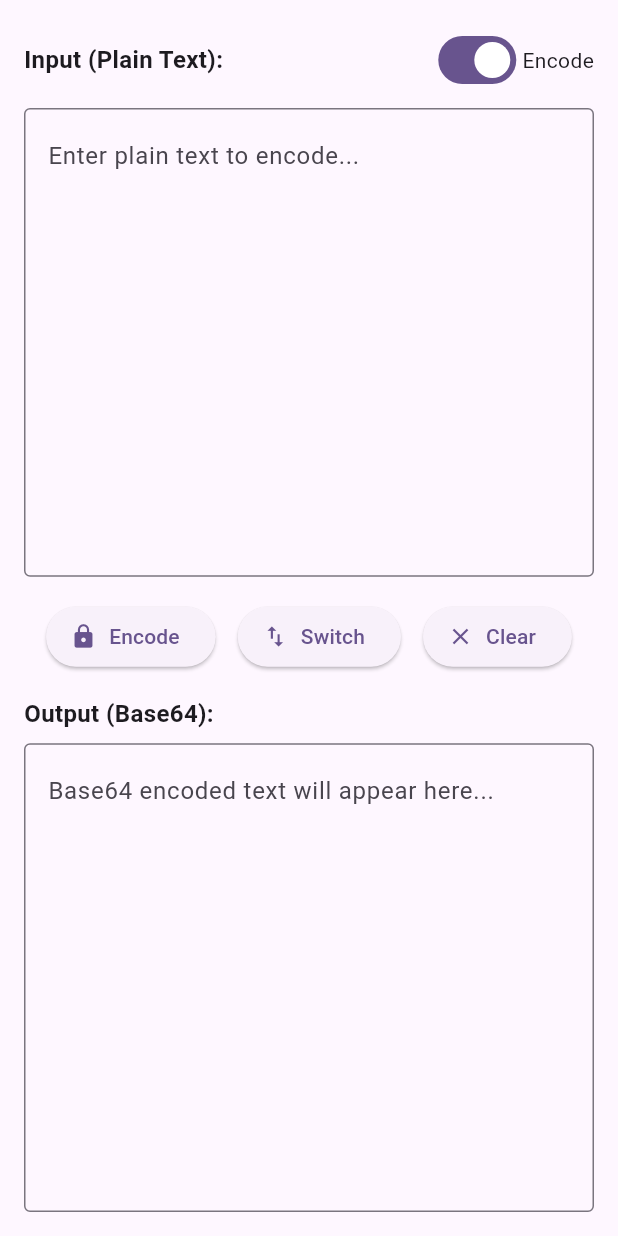
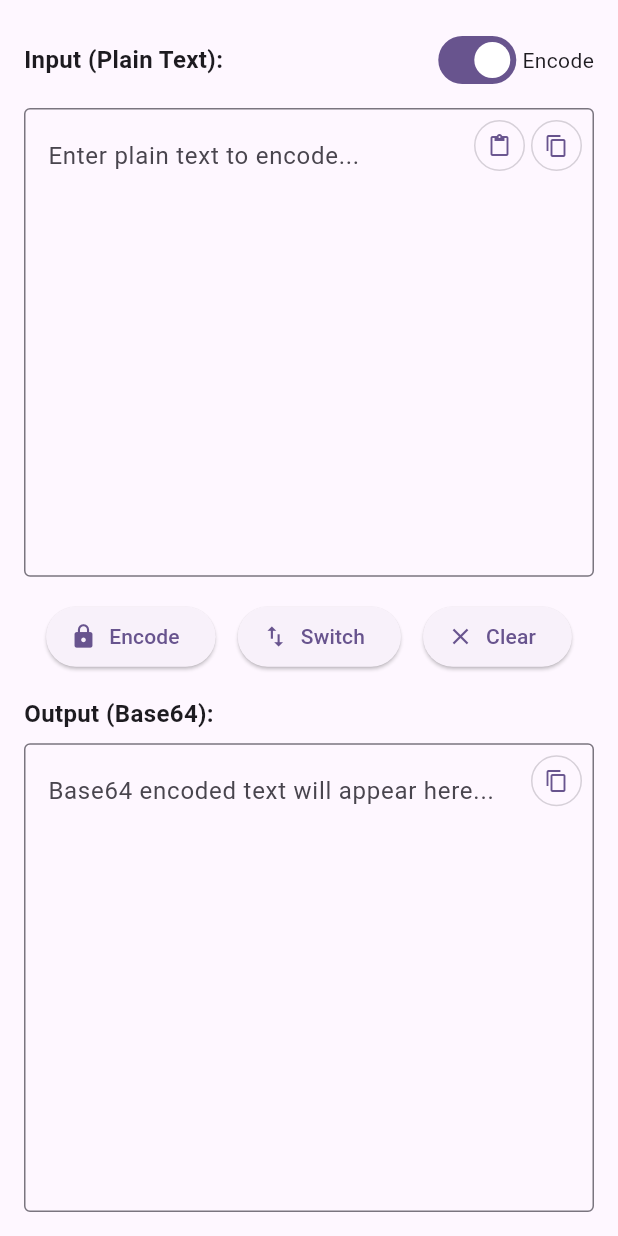
Before and after one commit to sutanto1010/devtools, a Flutter app: the Base64Screen screen opened directly, on a phone screen of 412 x 824 dp. Run offline on Flutter 3.47's test engine with Material 3 defaults, Android fonts, the phone set to English and light mode, and no system bars; our stand-ins replace file_picker, package_info_plus, sqflite, webview_flutter, yaml; missing offline and left inert: encrypt, network_tools, openpgp, pro_image_editor, screen_capturer, super_clipboard and 3 more; accounts and stored records are empty.

Commit message:
feat(base64_screen): add clipboard functionality to text fields
Add paste and copy buttons to input and output text fields to improve user experience

```diff
--- a/lib/screens/base64_screen.dart
+++ b/lib/screens/base64_screen.dart
@@ -1,4 +1,5 @@
 import 'package:flutter/material.dart';
+import 'package:flutter/services.dart';
 import 'dart:convert';
 
 class Base64Screen extends StatefulWidget {
@@ -82,6 +83,143 @@ class _Base64ScreenState extends State<Base64Screen> {
     });
   }
 
+  Future<void> _pasteFromClipboard() async {
+    try {
+      final clipboardData = await Clipboard.getData(Clipboard.kTextPlain);
+      if (clipboardData?.text != null) {
+        setState(() {
+          _inputController.text = clipboardData!.text!;
+        });
+        if (mounted) {
+          ScaffoldMessenger.of(context).showSnackBar(
+            const SnackBar(
+              content: Text('Text pasted from clipboard'),
+              duration: Duration(seconds: 1),
+            ),
+          );
+        }
+      }
+    } catch (e) {
+      if (mounted) {
+        ScaffoldMessenger.of(context).showSnackBar(
+          const SnackBar(
+            content: Text('Failed to paste from clipboard'),
+            duration: Duration(seconds: 2),
+          ),
+        );
+      }
+    }
+  }
+
+  Future<void> _copyToClipboard(String text) async {
+    try {
+      await Clipboard.setData(ClipboardData(text: text));
+      if (mounted) {
+        ScaffoldMessenger.of(context).showSnackBar(
+          const SnackBar(
+            content: Text('Text copied to clipboard'),
+            duration: Duration(seconds: 1),
+          ),
+        );
+      }
+    } catch (e) {
+      if (mounted) {
+        ScaffoldMessenger.of(context).showSnackBar(
+          const SnackBar(
+            content: Text('Failed to copy to clipboard'),
+            duration: Duration(seconds: 2),
+          ),
+        );
+      }
+    }
+  }
+
+  Widget _buildTextFieldWithOverlay({
+    required TextEditingController controller,
+    required String hintText,
+    required bool showPaste,
+    required bool showCopy,
+    bool readOnly = false,
+  }) {
+    return Stack(
+      children: [
+        TextField(
+          controller: controller,
+          maxLines: null,
+          expands: true,
+          readOnly: readOnly,
+          decoration: InputDecoration(
+            border: const OutlineInputBorder(),
+            hintText: hintText,
+          ),
+          textAlignVertical: TextAlignVertical.top,
+        ),
+        Positioned(
+          top: 8,
+          right: 8,
+          child: Row(
+            mainAxisSize: MainAxisSize.min,
+            children: [
+              if (showPaste)
+                Tooltip(
+                  message: 'Paste from clipboard',
+                  child: Material(
+                    color: Colors.transparent,
+                    child: InkWell(
+                      onTap: _pasteFromClipboard,
+                      borderRadius: BorderRadius.circular(20),
+                      child: Container(
+                        padding: const EdgeInsets.all(8),
+                        decoration: BoxDecoration(
+                          color: Theme.of(context).colorScheme.surface.withOpacity(0.9),
+                          borderRadius: BorderRadius.circular(20),
+                          border: Border.all(
+                            color: Theme.of(context).colorScheme.outline.withOpacity(0.3),
+                          ),
+                        ),
+                        child: Icon(
+                          Icons.content_paste,
+                          size: 16,
+                          color: Theme.of(context).colorScheme.primary,
+                        ),
+                      ),
+                    ),
+                  ),
+                ),
+              if (showPaste && showCopy) const SizedBox(width: 4),
+              if (showCopy)
+                Tooltip(
+                  message: 'Copy to clipboard',
+                  child: Material(
+                    color: Colors.transparent,
+                    child: InkWell(
+                      onTap: () => _copyToClipboard(controller.text),
+                      borderRadius: BorderRadius.circular(20),
+                      child: Container(
+                        padding: const EdgeInsets.all(8),
+                        decoration: BoxDecoration(
+                          color: Theme.of(context).colorScheme.surface.withOpacity(0.9),
+                          borderRadius: BorderRadius.circular(20),
+                          border: Border.all(
+                            color: Theme.of(context).colorScheme.outline.withOpacity(0.3),
+                          ),
+                        ),
+                        child: Icon(
+                          Icons.content_copy,
+                          size: 16,
+                          color: Theme.of(context).colorScheme.primary,
+                        ),
+                      ),
+                    ),
+                  ),
+                ),
+            ],
+          ),
+        ),
+      ],
+    );
+  }
+
   @override
   Widget build(BuildContext context) {
     return Scaffold(
@@ -113,17 +251,13 @@ class _Base64ScreenState extends State<Base64Screen> {
             const SizedBox(height: 8),
             Expanded(
               flex: 2,
-              child: TextField(
+              child: _buildTextFieldWithOverlay(
                 controller: _inputController,
-                maxLines: null,
-                expands: true,
-                decoration: InputDecoration(
-                  border: const OutlineInputBorder(),
-                  hintText: _isEncoding
-                      ? 'Enter plain text to encode...'
-                      : 'Enter Base64 string to decode...',
-                ),
-                textAlignVertical: TextAlignVertical.top,
+                hintText: _isEncoding
+                    ? 'Enter plain text to encode...'
+                    : 'Enter Base64 string to decode...',
+                showPaste: true,
+                showCopy: true,
               ),
             ),
             const SizedBox(height: 16),
@@ -168,18 +302,14 @@ class _Base64ScreenState extends State<Base64Screen> {
             const SizedBox(height: 8),
             Expanded(
               flex: 2,
-              child: TextField(
+              child: _buildTextFieldWithOverlay(
                 controller: _outputController,
-                maxLines: null,
-                expands: true,
+                hintText: _isEncoding
+                    ? 'Base64 encoded text will appear here...'
+                    : 'Decoded plain text will appear here...',
+                showPaste: false,
+                showCopy: true,
                 readOnly: true,
-                decoration: InputDecoration(
-                  border: const OutlineInputBorder(),
-                  hintText: _isEncoding
-                      ? 'Base64 encoded text will appear here...'
-                      : 'Decoded plain text will appear here...',
-                ),
-                textAlignVertical: TextAlignVertical.top,
               ),
             ),
           ],
```
